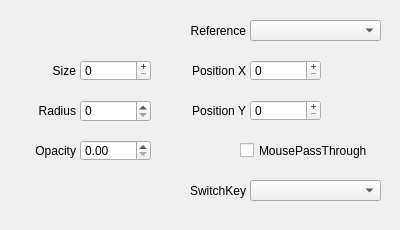
This is QKeyMapper/qfloatingwindowsetupdialog.ui in Zalafina/QKeyMapper as Qt 5 draws it before an edit. The edited form follows.
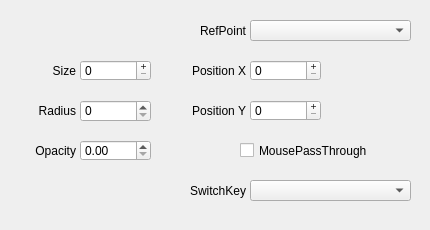
This is the edited form.

```diff
--- a/QKeyMapper/qfloatingwindowsetupdialog.ui
+++ b/QKeyMapper/qfloatingwindowsetupdialog.ui
@@ -6,7 +6,7 @@
    <rect>
     <x>0</x>
     <y>0</y>
-    <width>400</width>
+    <width>430</width>
     <height>230</height>
    </rect>
   </property>
@@ -18,13 +18,13 @@
   </property>
   <property name="minimumSize">
    <size>
-    <width>400</width>
+    <width>430</width>
     <height>230</height>
    </size>
   </property>
   <property name="maximumSize">
    <size>
-    <width>400</width>
+    <width>430</width>
     <height>230</height>
    </size>
   </property>
@@ -182,7 +182,7 @@
     </rect>
    </property>
    <property name="text">
-    <string>Reference</string>
+    <string>RefPoint</string>
    </property>
    <property name="alignment">
     <set>Qt::AlignmentFlag::AlignRight|Qt::AlignmentFlag::AlignTrailing|Qt::AlignmentFlag::AlignVCenter</set>
@@ -193,7 +193,7 @@
     <rect>
      <x>250</x>
      <y>20</y>
-     <width>131</width>
+     <width>161</width>
      <height>21</height>
     </rect>
    </property>
@@ -206,7 +206,7 @@
     <rect>
      <x>250</x>
      <y>180</y>
-     <width>131</width>
+     <width>161</width>
      <height>21</height>
     </rect>
    </property>
```
